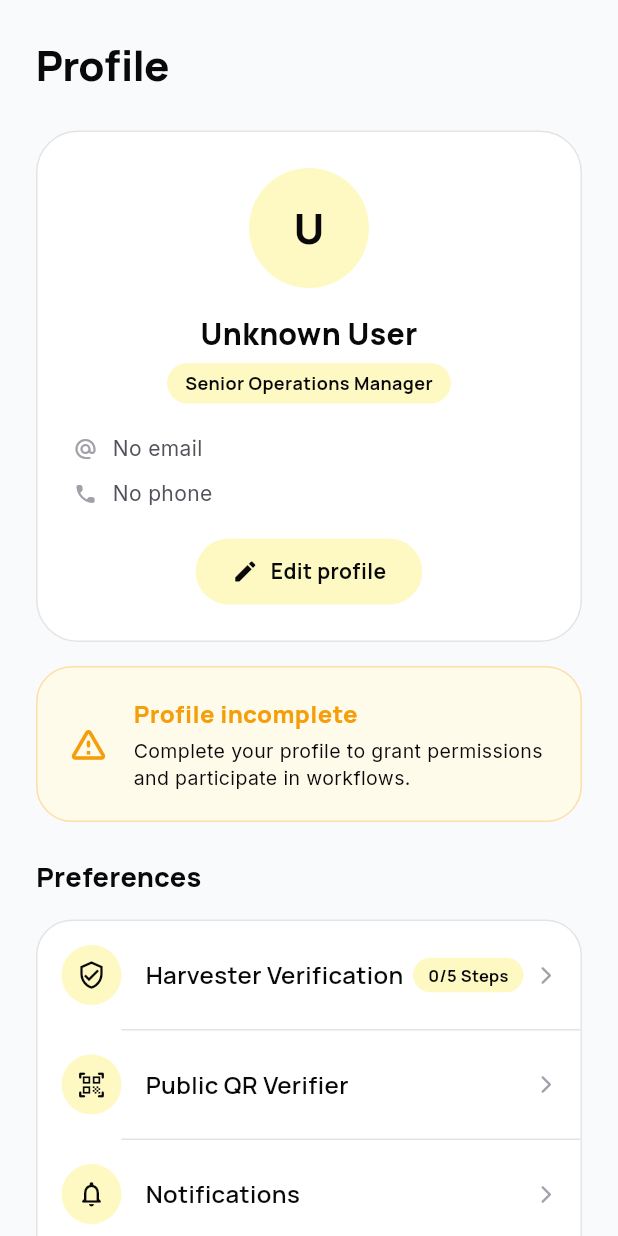
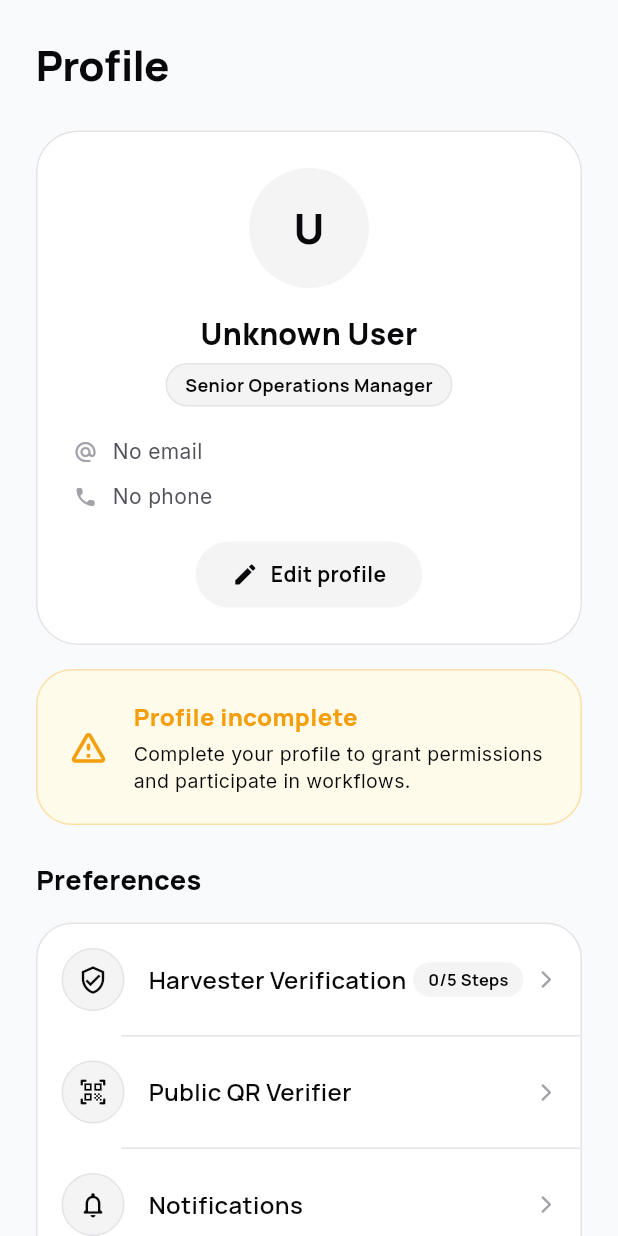
Before and after one commit to cs-sakshamm/HoneyChain, a Flutter app: the ProfileScreen screen opened directly, on a phone screen of 412 x 824 dp. Run offline on Flutter 3.47's test engine with Material 3 defaults, Android fonts, the phone set to English and light mode, and no system bars; our stand-ins replace firebase_auth, firebase_core, google_fonts, google_sign_in, qr_flutter, shared_preferences; accounts and stored records are empty; network calls fail.

Commit message:
feat(ui): remove yellow background from card icon containers and improve icon styling for light mode

```diff
--- a/mobile_app/lib/core/constants/app_constants.dart
+++ b/mobile_app/lib/core/constants/app_constants.dart
@@ -20,7 +20,7 @@ class AppConstants {
   static const Color onPrimary = Color(0xFF1C1917); // Stone-900: readable on honey
   static const Color honeyAccent = Color(0xFFEAB308); // Yellow-500 (Honey)
   static const Color primaryDark = Color(0xFF09090B); // Zinc-950
-  static const Color primarySoft = Color(0xFFFEF9C3); // Yellow-100 (honey tint)
+  static const Color primarySoft = Color(0xFFF4F4F5); // Zinc-100 (neutral soft container)
   static const Color secondary = Color(0xFF52525B); // Zinc-500
 
   static const Color background = Color(0xFFF9FAFB); // Neutral Off-White Background
--- a/mobile_app/lib/features/hives/widgets/add_hive_card.dart
+++ b/mobile_app/lib/features/hives/widgets/add_hive_card.dart
@@ -51,14 +51,14 @@ class AddHiveCard extends StatelessWidget {
                     color: context.primarySoftColor,
                     borderRadius: BorderRadius.circular(AppConstants.borderRadiusSmall),
                     border: Border.all(
-                      color: context.accentColor.withValues(alpha: 0.2),
+                      color: context.borderColor,
                       width: 1.0,
                     ),
                   ),
                   child: Icon(
                     Icons.add_rounded,
-                    color: context.accentColor,
-                    size: 28,
+                    color: context.textPrimaryColor,
+                    size: 26,
                   ),
                 ),
                 const SizedBox(width: AppConstants.space16),
--- a/mobile_app/lib/features/hives/widgets/hive_note_card.dart
+++ b/mobile_app/lib/features/hives/widgets/hive_note_card.dart
@@ -64,10 +64,11 @@ class HiveNoteCard extends StatelessWidget {
                       decoration: BoxDecoration(
                         color: context.primarySoftColor,
                         borderRadius: BorderRadius.circular(AppConstants.borderRadiusSmall),
+                        border: Border.all(color: context.borderColor),
                       ),
                       child: Icon(
                         Icons.hive_outlined,
-                        color: context.primaryDarkColor,
+                        color: context.textPrimaryColor,
                         size: 20,
                       ),
                     ),
--- a/mobile_app/lib/features/profile/screens/notifications_screen.dart
+++ b/mobile_app/lib/features/profile/screens/notifications_screen.dart
@@ -226,6 +226,7 @@ class NotificationsScreen extends StatelessWidget {
             decoration: BoxDecoration(
               color: context.primarySoftColor,
               shape: BoxShape.circle,
+              border: Border.all(color: context.borderColor),
             ),
             child: Icon(
               n.category == NotificationCategory.operations
@@ -234,7 +235,7 @@ class NotificationsScreen extends StatelessWidget {
                       ? Icons.warning_amber_rounded
                       : Icons.badge_outlined,
               size: 18,
-              color: context.primaryDarkColor,
+              color: context.textPrimaryColor,
             ),
           ),
           const SizedBox(width: AppConstants.space12),
--- a/mobile_app/lib/features/profile/screens/profile_screen.dart
+++ b/mobile_app/lib/features/profile/screens/profile_screen.dart
@@ -107,7 +107,7 @@ class ProfileScreen extends StatelessWidget {
                         style: GoogleFonts.manrope(
                           fontSize: 28,
                           fontWeight: FontWeight.w800,
-                          color: context.primaryDarkColor,
+                          color: context.textPrimaryColor,
                         ),
                       ),
                     ),
@@ -126,13 +126,14 @@ class ProfileScreen extends StatelessWidget {
                       decoration: BoxDecoration(
                         color: context.primarySoftColor,
                         borderRadius: BorderRadius.circular(20),
+                        border: Border.all(color: context.borderColor),
                       ),
                       child: Text(
                         context.tr('role_operator'),
                         style: GoogleFonts.manrope(
                           fontSize: 12,
                           fontWeight: FontWeight.w700,
-                          color: context.primaryDarkColor,
+                          color: context.textPrimaryColor,
                         ),
                       ),
                     ),
@@ -227,7 +228,7 @@ class ProfileScreen extends StatelessWidget {
                           : '${context.watch<VerificationController>().verification.completedStepsCount}/5 Steps',
                       badgeColor: context.watch<VerificationController>().verification.isFullyVerified
                           ? context.successColor
-                          : context.primaryDarkColor,
+                          : context.textPrimaryColor,
                       badgeBg: context.watch<VerificationController>().verification.isFullyVerified
                           ? context.successBgColor
                           : context.primarySoftColor,
@@ -370,8 +371,9 @@ class ProfileScreen extends StatelessWidget {
                 decoration: BoxDecoration(
                   color: context.primarySoftColor,
                   shape: BoxShape.circle,
+                  border: Border.all(color: context.borderColor),
                 ),
-                child: Icon(icon, size: 20, color: context.primaryDarkColor),
+                child: Icon(icon, size: 20, color: context.textPrimaryColor),
               ),
               const SizedBox(width: AppConstants.space16),
               Expanded(
```
Also changed, not shown: mobile_app/lib/features/authentication/role_selection_screen.dart (+5 -2 lines), mobile_app/lib/features/hives/screens/harvester_dashboard_screen.dart (+20 -7 lines), mobile_app/lib/features/hives/screens/home_dashboard_screen.dart (+12 -3 lines).
